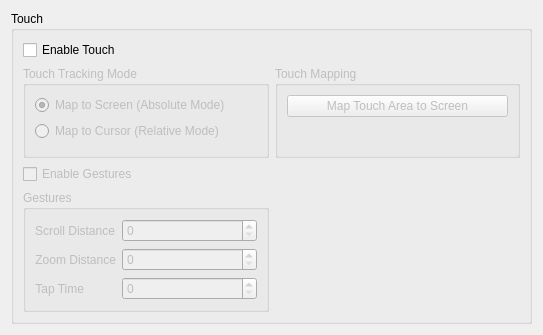
KDE/wacomtablet, file src/kcmodule/touchpagewidget.ui: the form before one commit.
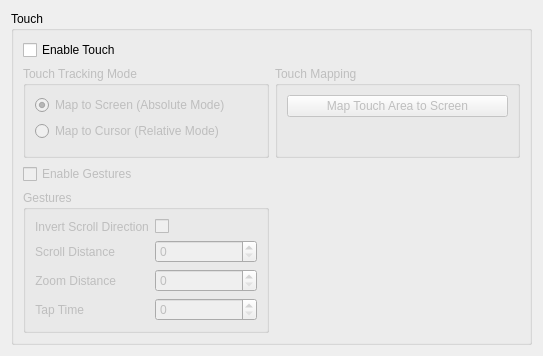
The form after the commit. Icons and pictures are not drawn.

Commit message:
Adds support to invert the scroll direction of the touch device.
The user can now invert the scroll direction of the touch device again.

Patch:
```diff
--- a/src/kcmodule/touchpagewidget.ui
+++ b/src/kcmodule/touchpagewidget.ui
@@ -160,11 +160,17 @@
           <property name="enabled">
            <bool>false</bool>
           </property>
+          <property name="sizePolicy">
+           <sizepolicy hsizetype="MinimumExpanding" vsizetype="Preferred">
+            <horstretch>0</horstretch>
+            <verstretch>0</verstretch>
+           </sizepolicy>
+          </property>
           <property name="title">
            <string>Gestures</string>
           </property>
           <layout class="QFormLayout" name="formLayout">
-           <item row="0" column="0">
+           <item row="2" column="0">
             <widget class="QLabel" name="scrollDistanceLabel">
              <property name="sizePolicy">
               <sizepolicy hsizetype="Minimum" vsizetype="Preferred">
@@ -183,7 +189,7 @@
              </property>
             </widget>
            </item>
-           <item row="0" column="1">
+           <item row="2" column="1">
             <widget class="QSpinBox" name="scrollDistanceSpinBox">
              <property name="sizePolicy">
               <sizepolicy hsizetype="Preferred" vsizetype="Fixed">
@@ -199,7 +205,7 @@
              </property>
             </widget>
            </item>
-           <item row="1" column="0">
+           <item row="3" column="0">
             <widget class="QLabel" name="zoomDistanceLabel">
              <property name="sizePolicy">
               <sizepolicy hsizetype="Minimum" vsizetype="Preferred">
@@ -218,7 +224,7 @@
              </property>
             </widget>
            </item>
-           <item row="1" column="1">
+           <item row="3" column="1">
             <widget class="QSpinBox" name="zoomDistanceSpinBox">
              <property name="sizePolicy">
               <sizepolicy hsizetype="Minimum" vsizetype="Fixed">
@@ -234,7 +240,7 @@
              </property>
             </widget>
            </item>
-           <item row="2" column="0">
+           <item row="4" column="0">
             <widget class="QLabel" name="tapTimeLabel">
              <property name="sizePolicy">
               <sizepolicy hsizetype="Minimum" vsizetype="Preferred">
@@ -253,7 +259,7 @@
              </property>
             </widget>
            </item>
-           <item row="2" column="1">
+           <item row="4" column="1">
             <widget class="QSpinBox" name="tapTimeSpinBox">
              <property name="maximum">
               <number>1000</number>
@@ -263,11 +269,35 @@
              </property>
             </widget>
            </item>
+           <item row="0" column="0">
+            <widget class="QLabel" name="scrollInversionLabel">
+             <property name="text">
+              <string>Invert Scroll Direction</string>
+             </property>
+            </widget>
+           </item>
+           <item row="0" column="1">
+            <widget class="QCheckBox" name="scrollInversionCheckBox">
+             <property name="toolTip">
+              <string>If selected, the scroll direction for the scroll gesture is inverted.</string>
+             </property>
+             <property name="text">
+              <string/>
+             </property>
+            </widget>
+           </item>
           </layout>
          </widget>
         </item>
         <item>
-         <widget class="QWidget" name="dummyWidget" native="true"/>
+         <widget class="QWidget" name="dummyWidget" native="true">
+          <property name="sizePolicy">
+           <sizepolicy hsizetype="MinimumExpanding" vsizetype="Preferred">
+            <horstretch>0</horstretch>
+            <verstretch>0</verstretch>
+           </sizepolicy>
+          </property>
+         </widget>
         </item>
        </layout>
       </item>
```
Left out of the diff: 25 changed lines with no effect on the pictures. The commit also changes 13 other files.
